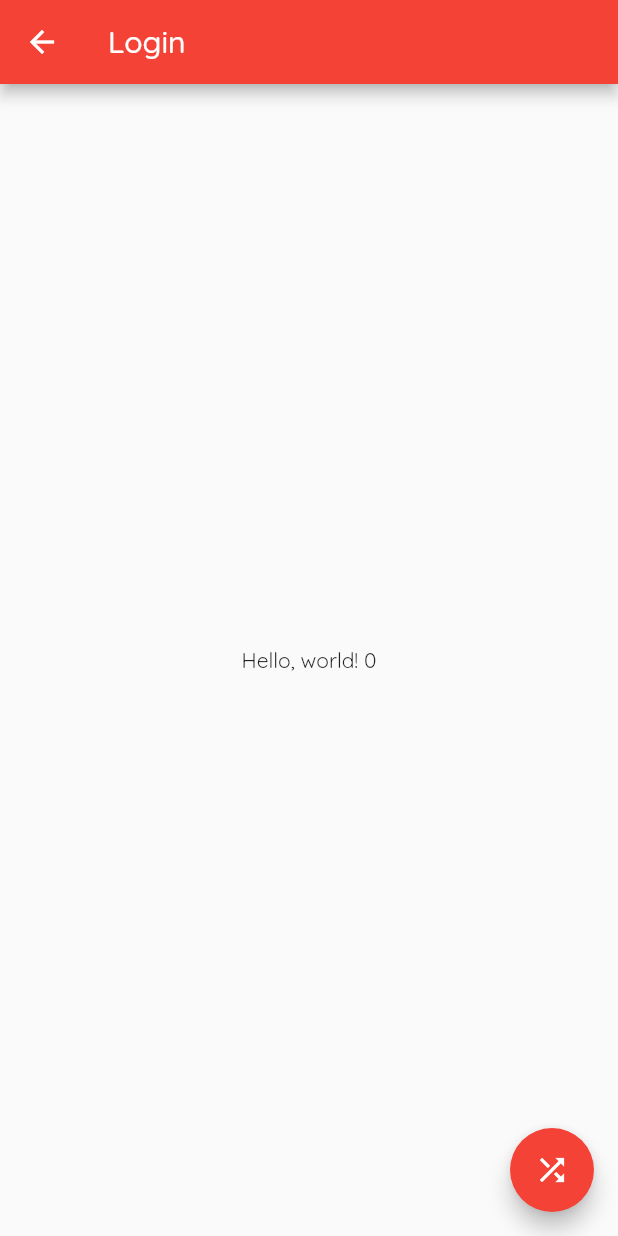
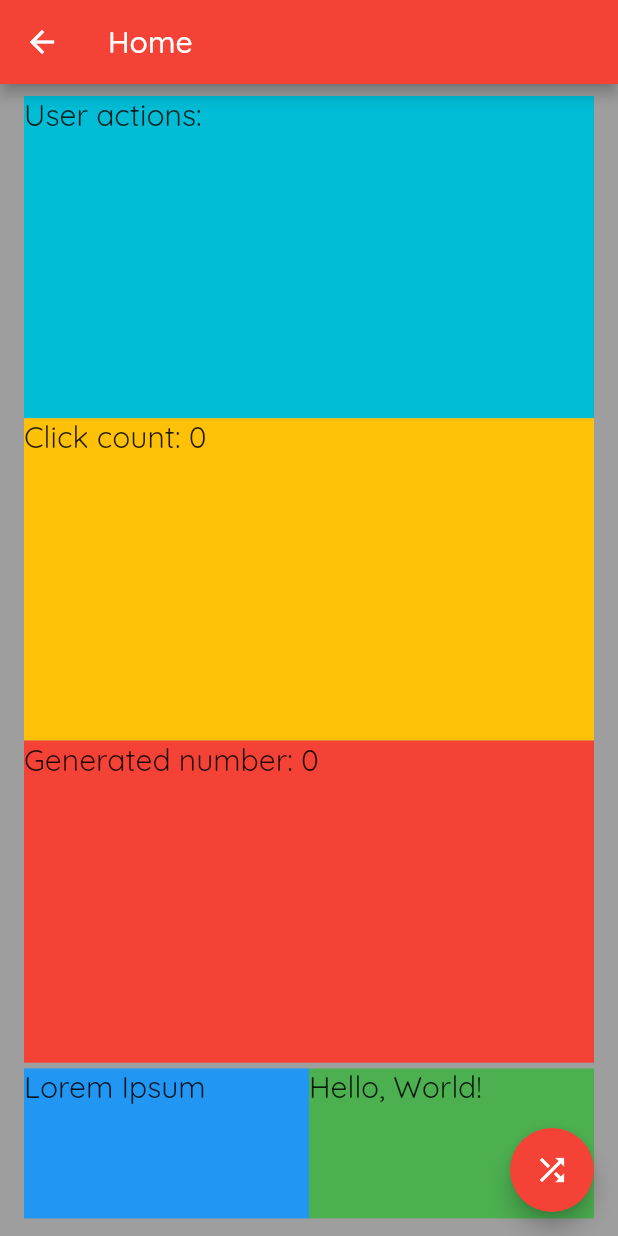
Before and after one commit to r47orr/flutter-loginapp, a Flutter app: the HomePage screen opened directly, on a phone screen of 412 x 824 dp. Run offline on Flutter 3.47's test engine with Material 2 defaults, Android fonts, the phone set to English and light mode, and no system bars; our stand-ins replace google_fonts.

Commit message:
fix: set as home page and add various elements

```diff
--- a/lib/pages/home_page.dart
+++ b/lib/pages/home_page.dart
@@ -1,5 +1,6 @@
 import 'package:applogin/services/random_number_service.dart';
 import 'package:flutter/material.dart';
+import 'package:google_fonts/google_fonts.dart';
 
 class HomePage extends StatefulWidget {
   const HomePage({super.key});
@@ -10,23 +11,93 @@ class HomePage extends StatefulWidget {
 
 class _HomePageState extends State<HomePage> {
   var number = 0;
+  var clickCount = 0;
 
   @override
   Widget build(BuildContext context) {
     return Scaffold(
       appBar: AppBar(
         title: const Text(
-          "Login",
+          "Home",
         ),
       ),
-      body: Center(
-          child: Text(
-        'Hello, world! ${number.toString()}',
-      )),
+      body: Container(
+        color: Colors.grey,
+        padding: const EdgeInsets.symmetric(horizontal: 16, vertical: 8),
+        child: Column(
+          crossAxisAlignment: CrossAxisAlignment.center,
+          mainAxisAlignment: MainAxisAlignment.center,
+          children: [
+            Expanded(
+                flex: 2,
+                child: Container(
+                    width: double.infinity,
+                    color: Colors.cyan,
+                    child: Text(
+                      'User actions:',
+                      style: GoogleFonts.quicksand(fontSize: 20),
+                    ))),
+            Expanded(
+                flex: 2,
+                child: Container(
+                  width: double.infinity,
+                  color: Colors.amber,
+                  child: Text(
+                    'Click count: $clickCount',
+                    style: GoogleFonts.quicksand(fontSize: 20),
+                  ),
+                )),
+            Expanded(
+                flex: 2,
+                child: Container(
+                  width: double.infinity,
+                  color: Colors.red,
+                  child: Text(
+                    'Generated number: ${number.toString()}',
+                    style: GoogleFonts.quicksand(fontSize: 20),
+                  ),
+                )),
+            Expanded(
+                child: Container(
+                    color: Colors.grey,
+                    child: Row(
+                      mainAxisAlignment: MainAxisAlignment.center,
+                      crossAxisAlignment: CrossAxisAlignment.center,
+                      children: [
+                        Expanded(
+                            flex: 1,
+                            child: Container(
+                              color: Colors.blue,
+                              child: SizedBox(
+                                  width: 100,
+                                  height: 100,
+                                  child: Text(
+                                    'Lorem Ipsum',
+                                    style: GoogleFonts.quicksand(fontSize: 20),
+                                  )),
+                            )),
+                        Expanded(
+                            flex: 1,
+                            child: Container(
+                              color: Colors.green,
+                              child: SizedBox(
+                                  width: 100,
+                                  height: 100,
+                                  child: Text(
+                                    'Hello, World!',
+                                    style: GoogleFonts.quicksand(fontSize: 20),
+                                  )),
+                            )),
+                      ],
+                    ))),
+          ],
+        ),
+      ),
       floatingActionButton: FloatingActionButton(
         child: const Icon(Icons.shuffle),
         onPressed: () {
           setState(() {
+            clickCount++;
             number = RandomNumberService.randomNumber(20);
           });
         },
```
